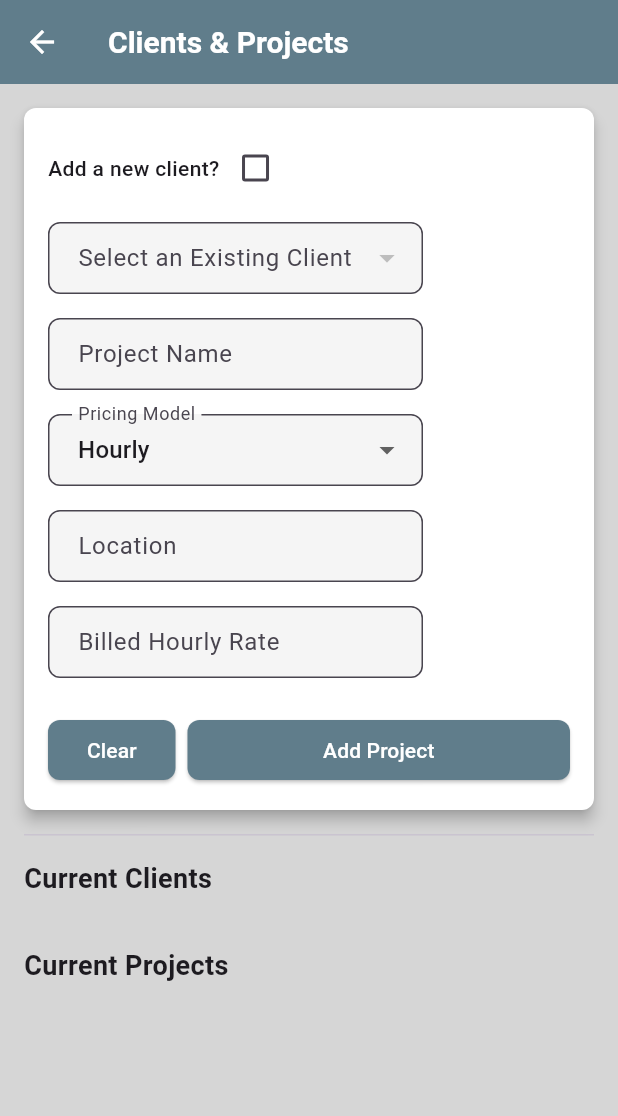
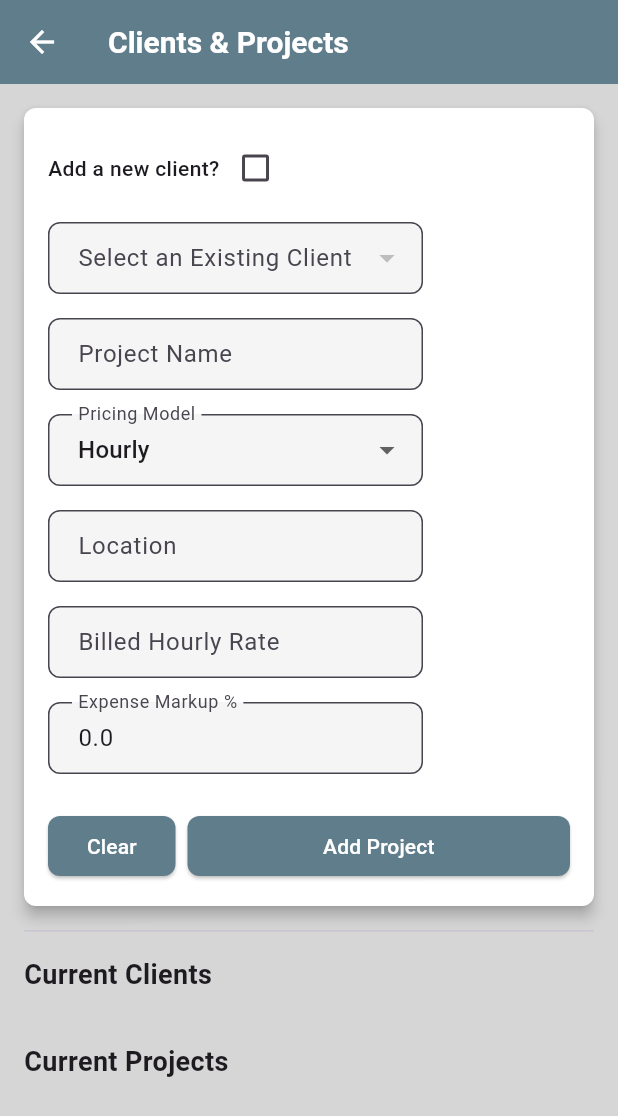
Before and after one commit to CaptainMorgan245/time_tracker_pro, a Flutter app: the ClientAndProjectScreen screen opened directly, after a tap on "Clear", on a phone screen of 412 x 824 dp. Shown: the top 1116 px of the screen. Run offline on Flutter 3.47's test engine with Material 3 defaults, Android fonts, the phone set to English and light mode, and no system bars; our stand-ins replace csv, file_picker, package_info_plus, share_plus, shared_preferences, sqflite and 1 more; accounts and stored records are empty.

Commit message:
Add expense markup field to project create/edit forms - per-project markup working

```diff
--- a/lib/client_and_project_add_form.dart
+++ b/lib/client_and_project_add_form.dart
@@ -5,6 +5,7 @@ import 'package:time_tracker_pro/models.dart';
 import 'package:time_tracker_pro/client_repository.dart';
 import 'package:time_tracker_pro/project_repository.dart';
 import 'package:flutter/services.dart';
+import 'package:time_tracker_pro/services/settings_service.dart';
 
 class ClientAndProjectAddForm extends StatefulWidget {
   final List<Client> clients;
@@ -32,11 +33,27 @@ class _ClientAndProjectAddFormState extends State<ClientAndProjectAddForm> {
   final TextEditingController _locationController = TextEditingController();
   final TextEditingController _billedHourlyRateController = TextEditingController();
   final TextEditingController _fixedPriceController = TextEditingController();
+  final TextEditingController _expenseMarkupController = TextEditingController();
 
   Client? _selectedClient;
   String _selectedPricingModel = 'hourly';
   bool _isNewClient = false;
   bool _isSubmitting = false;
+
+  @override
+  void initState() {
+    super.initState();
+    _loadDefaultMarkup();
+  }
+
+  Future<void> _loadDefaultMarkup() async {
+    final settings = await SettingsService.instance.loadSettings();
+    if (mounted) {
+      setState(() {
+        _expenseMarkupController.text = (settings.expenseMarkupPercentage ?? 15.0).toString();
+      });
+    }
+  }
 
   @override
   void dispose() {
@@ -47,6 +64,7 @@ class _ClientAndProjectAddFormState extends State<ClientAndProjectAddForm> {
     _locationController.dispose();
     _billedHourlyRateController.dispose();
     _fixedPriceController.dispose();
+    _expenseMarkupController.dispose();
     super.dispose();
   }
 
@@ -58,6 +76,8 @@ class _ClientAndProjectAddFormState extends State<ClientAndProjectAddForm> {
     _locationController.clear();
     _billedHourlyRateController.clear();
     _fixedPriceController.clear();
+    _expenseMarkupController.clear();
+    _loadDefaultMarkup();
     setState(() {
       _selectedClient = null;
       _isNewClient = false;
@@ -118,6 +138,7 @@ class _ClientAndProjectAddFormState extends State<ClientAndProjectAddForm> {
           fixedPrice: _selectedPricingModel != 'hourly' && _fixedPriceController.text.isNotEmpty
               ? double.tryParse(_fixedPriceController.text)
               : null,
+          expenseMarkupPercentage: double.tryParse(_expenseMarkupController.text) ?? 15.0,
         );
         await _projectRepo.insertProject(newProject);
       }
@@ -275,6 +296,15 @@ class _ClientAndProjectAddFormState extends State<ClientAndProjectAddForm> {
                       inputFormatters: [FilteringTextInputFormatter.allow(RegExp(r'[\d\.]'))],
                     ),
                   ),
+                SizedBox(
+                  width: itemWidth,
+                  child: TextField(
+                    controller: _expenseMarkupController,
+                    decoration: const InputDecoration(labelText: 'Expense Markup %'),
+                    keyboardType: const TextInputType.numberWithOptions(decimal: true),
+                    inputFormatters: [FilteringTextInputFormatter.allow(RegExp(r'[\d\.]'))],
+                  ),
+                ),
               ],
             ),
             const SizedBox(height: 24),
```
Also changed, not shown: lib/client_and_project_screen.dart (+10 -0 lines).
